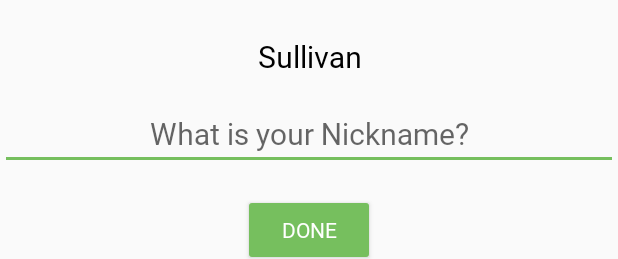
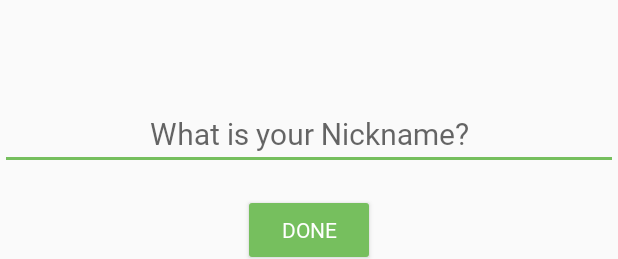
Before and after one commit to ajsherrell/AboutMyDog, an Android app: the layout activity_main.xml on its own in the app's theme, with its tools: preview values and no code run, on a phone screen of 412 x 824 dp. Shown: the top 259 px of the screen. Run offline under Robolectric (Android 15) with nearby library versions, the phone set to English and light mode, and no system bars.

```diff
--- a/app/build.gradle
+++ b/app/build.gradle
@@ -21,6 +21,9 @@ android {
             proguardFiles getDefaultProguardFile('proguard-android-optimize.txt'), 'proguard-rules.pro'
         }
     }
+    dataBinding {
+        enabled = true
+    }
 }
 
 dependencies {
--- /dev/null
+++ b/app/src/main/java/com/ajsherrell/aboutme/DogName.kt
@@ -0,0 +1,3 @@
+package com.ajsherrell.aboutme
+
+data class DogName(var name: String = "", var nickname: String = "")
--- a/app/src/main/res/layout/activity_main.xml
+++ b/app/src/main/res/layout/activity_main.xml
@@ -1,6 +1,14 @@
 <?xml version="1.0" encoding="utf-8"?>
-<LinearLayout xmlns:android="http://schemas.android.com/apk/res/android"
-    xmlns:app="http://schemas.android.com/apk/res-auto"
+<layout xmlns:android="http://schemas.android.com/apk/res/android"
+    xmlns:app="http://schemas.android.com/apk/res-auto">
+
+    <data>
+        <variable
+            name="dogName"
+            type="com.ajsherrell.aboutme.DogName" />
+    </data>
+
+    <LinearLayout
         xmlns:tools="http://schemas.android.com/tools"
         android:layout_width="match_parent"
         android:layout_height="match_parent"
@@ -12,7 +20,7 @@
             android:id="@+id/name_text"
             android:layout_width="match_parent"
             android:layout_height="wrap_content"
-        android:text="@string/name"
+            android:text="@{dogName.name}"
             android:textAlignment="center"
             style="@style/NameStyle" />
 
@@ -39,6 +47,7 @@
         <TextView
             android:id="@+id/nickname_text"
             style="@style/NameStyle"
+            android:text="@={dogName.nickname}"
             android:layout_width="match_parent"
             android:layout_height="wrap_content"
             android:background="@color/colorAccent"
@@ -70,3 +79,4 @@
                 android:text="@string/bio" />
         </ScrollView>
     </LinearLayout>
+</layout>
```
Also changed, not shown: app/src/main/java/com/ajsherrell/aboutme/MainActivity.kt (+24 -21 lines). Lines whose indentation alone changed are shown as unchanged.
